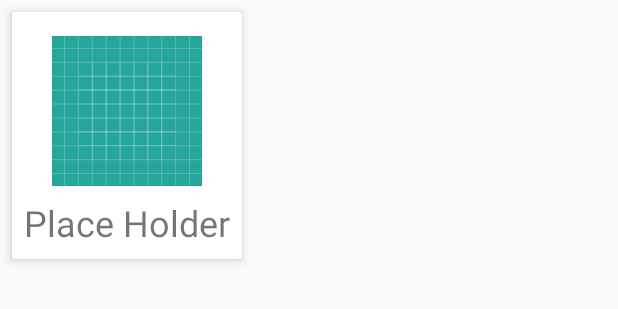
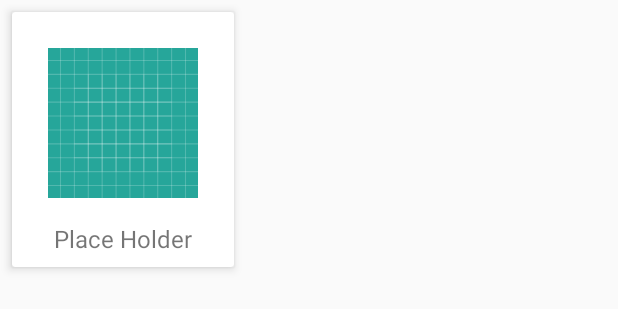
Before and after one commit to abedafnan/How, an Android app: the layout item_row_categories.xml on its own in the app's theme, with its tools: preview values and no code run, on a phone screen of 412 x 824 dp. Shown: the top 309 px of the screen. Run offline under Robolectric (Android 15) with nearby library versions, the phone set to English and light mode, and no system bars.

Commit message:
Small fixes and changes

```diff
--- a/app/src/main/res/layout/item_row_categories.xml
+++ b/app/src/main/res/layout/item_row_categories.xml
@@ -15,18 +15,18 @@
         android:padding="8dp">
 
         <ImageView
-            android:id="@+id/imageView_itemCategorie"
+            android:id="@+id/imageView_itemCategory"
             android:layout_width="100dp"
             android:layout_height="100dp"
-            android:layout_margin="8dp"
+            android:layout_margin="@dimen/horizontal_margin"
             android:src="@drawable/ic_launcher_background" />
 
         <TextView
-            android:id="@+id/textView_itemCategorie"
+            android:id="@+id/textView_itemCategory"
             android:layout_width="wrap_content"
             android:layout_height="wrap_content"
             android:text="@string/text_place_holder"
-            android:textSize="24sp" />
+            android:textSize="16sp" />
 
     </LinearLayout>
 </android.support.v7.widget.CardView>
--- a/app/src/main/res/values/strings.xml
+++ b/app/src/main/res/values/strings.xml
@@ -24,7 +24,6 @@
     <string name="text_sign_in">Sign In</string>
     <string name="text_sign_up">Sign Up</string>
 
-
     <!--row of items -->
     <string name="text_place_holder">Place Holder</string>
 
```
Also changed, not shown: app/src/main/java/com/brightstars/android/how/HomeActivity.java (+15 -3 lines), app/src/main/java/com/brightstars/android/how/NotificationsActivity.java (+11 -1 lines), app/src/main/res/layout/fragment_home.xml (deleted, +0 -41 lines).
